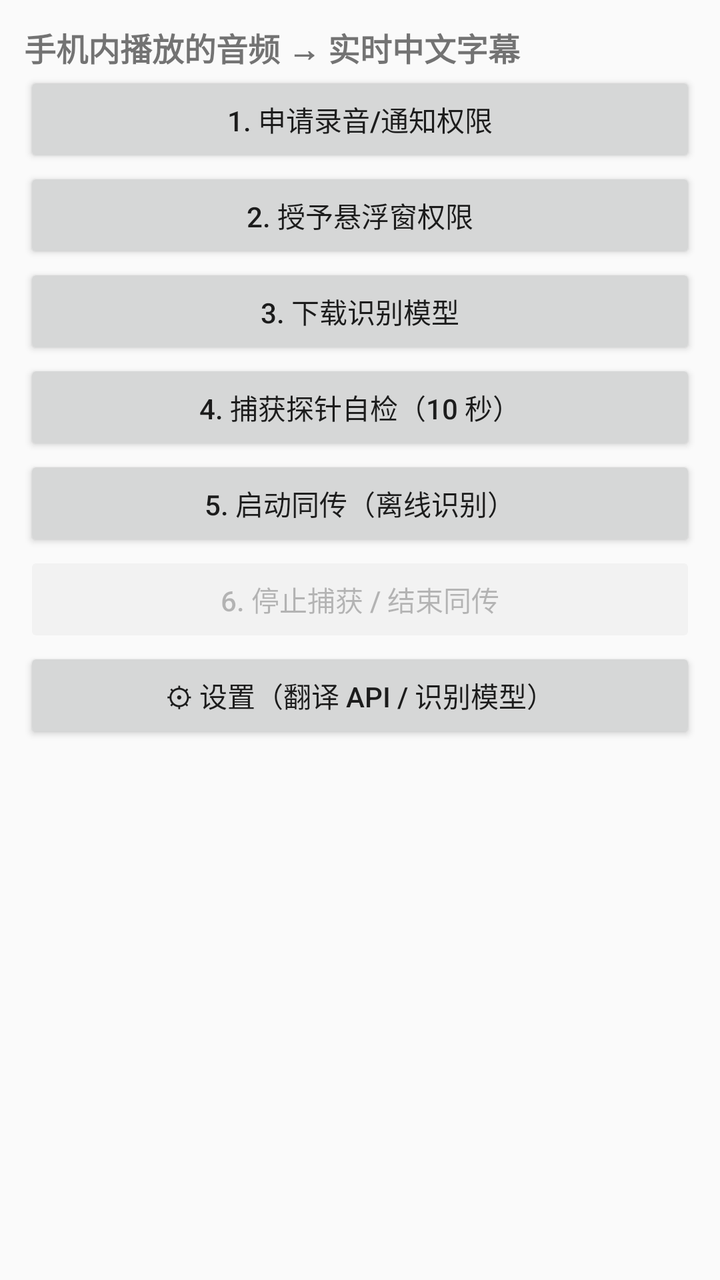
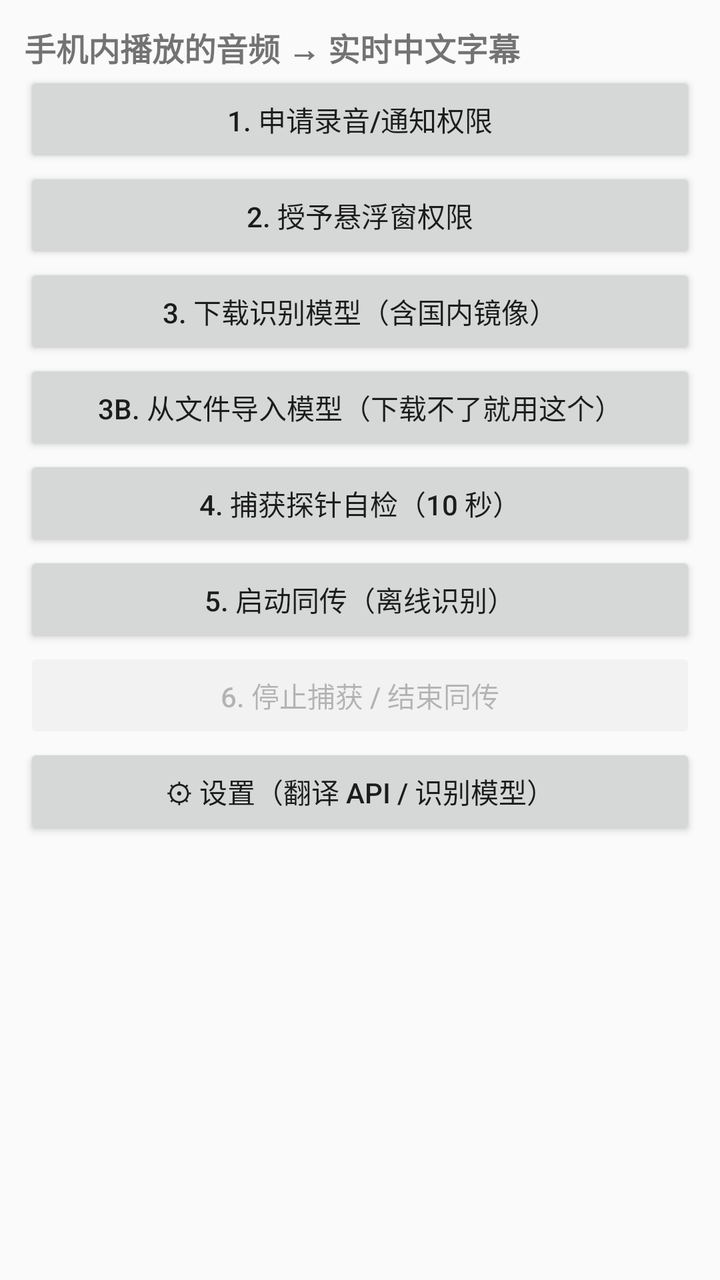

Screens rendered from an Android XML layout before and after an edit, with the pre-edit source and the edit as a unified diff.
<!-- AndroidManifest.xml: application theme android:Theme.Material.Light.NoActionBar -->
<!-- res/layout/activity_main.xml -->
<?xml version="1.0" encoding="utf-8"?>
<LinearLayout xmlns:android="http://schemas.android.com/apk/res/android"
    android:layout_width="match_parent"
    android:layout_height="match_parent"
    android:orientation="vertical"
    android:padding="12dp">

    <TextView
        android:layout_width="match_parent"
        android:layout_height="wrap_content"
        android:text="@string/header"
        android:textStyle="bold"
        android:textSize="16sp" />

    <Button
        android:id="@+id/btnPermissions"
        android:layout_width="match_parent"
        android:layout_height="wrap_content"
        android:text="@string/btn_permissions" />

    <Button
        android:id="@+id/btnOverlay"
        android:layout_width="match_parent"
        android:layout_height="wrap_content"
        android:text="@string/btn_overlay" />

    <Button
        android:id="@+id/btnModel"
        android:layout_width="match_parent"
        android:layout_height="wrap_content"
        android:text="@string/btn_model" />

    <Button
        android:id="@+id/btnProbe"
        android:layout_width="match_parent"
        android:layout_height="wrap_content"
        android:text="@string/btn_probe" />

    <Button
        android:id="@+id/btnInterpret"
        android:layout_width="match_parent"
        android:layout_height="wrap_content"
        android:text="@string/btn_interpret" />

    <Button
        android:id="@+id/btnStop"
        android:layout_width="match_parent"
        android:layout_height="wrap_content"
        android:enabled="false"
        android:text="@string/btn_stop" />

    <Button
        android:id="@+id/btnSettings"
        android:layout_width="match_parent"
        android:layout_height="wrap_content"
        android:text="@string/btn_settings" />

    <ScrollView
        android:layout_width="match_parent"
        android:layout_height="0dp"
        android:layout_weight="1"
        android:layout_marginTop="8dp">

        <TextView
            android:id="@+id/log"
            android:layout_width="match_parent"
            android:layout_height="wrap_content"
            android:fontFamily="monospace"
            android:textSize="12sp" />
    </ScrollView>

</LinearLayout>
<!-- resources referenced by this layout -->
<resources>
  <string name="btn_interpret">5. 启动同传（离线识别）</string>
  <string name="btn_model">3. 下载识别模型</string>
  <string name="btn_overlay">2. 授予悬浮窗权限</string>
  <string name="btn_permissions">1. 申请录音/通知权限</string>
  <string name="btn_probe">4. 捕获探针自检（10 秒）</string>
  <string name="btn_settings">⚙ 设置（翻译 API / 识别模型）</string>
  <string name="btn_stop">6. 停止捕获 / 结束同传</string>
  <string name="header">手机内播放的音频 → 实时中文字幕</string>
</resources>

<!-- the commit's change to res/layout/activity_main.xml (unified diff, before → after) -->
@@ -29,6 +29,12 @@
         android:layout_width="match_parent"
         android:layout_height="wrap_content"
         android:text="@string/btn_model" />
+
+    <Button
+        android:id="@+id/btnImport"
+        android:layout_width="match_parent"
+        android:layout_height="wrap_content"
+        android:text="@string/btn_import" />
 
     <Button
         android:id="@+id/btnProbe"
<!-- resource entries referenced after the edit -->
@@ -1,7 +1,8 @@
 <!-- resources referenced by this layout -->
 <resources>
+  <string name="btn_import">3b. 从文件导入模型（下载不了就用这个）</string>
   <string name="btn_interpret">5. 启动同传（离线识别）</string>
-  <string name="btn_model">3. 下载识别模型</string>
+  <string name="btn_model">3. 下载识别模型（含国内镜像）</string>
   <string name="btn_overlay">2. 授予悬浮窗权限</string>
   <string name="btn_permissions">1. 申请录音/通知权限</string>
   <string name="btn_probe">4. 捕获探针自检（10 秒）</string>
